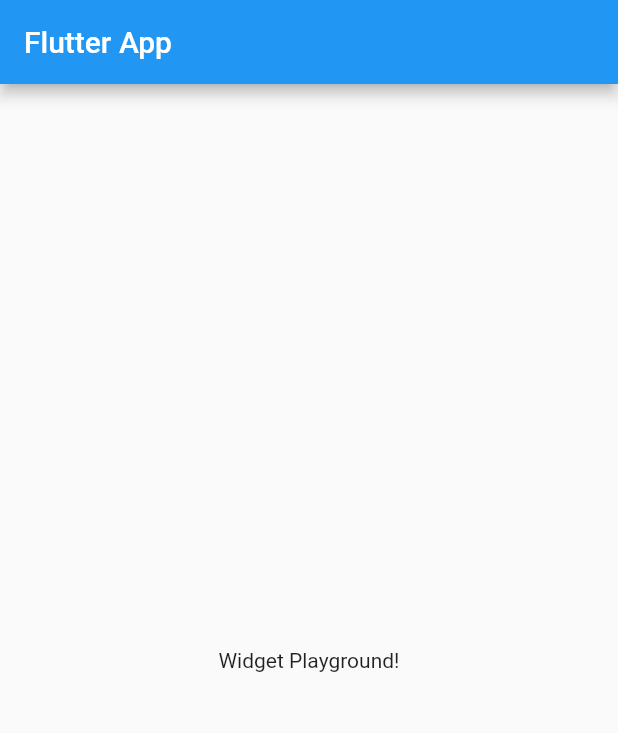
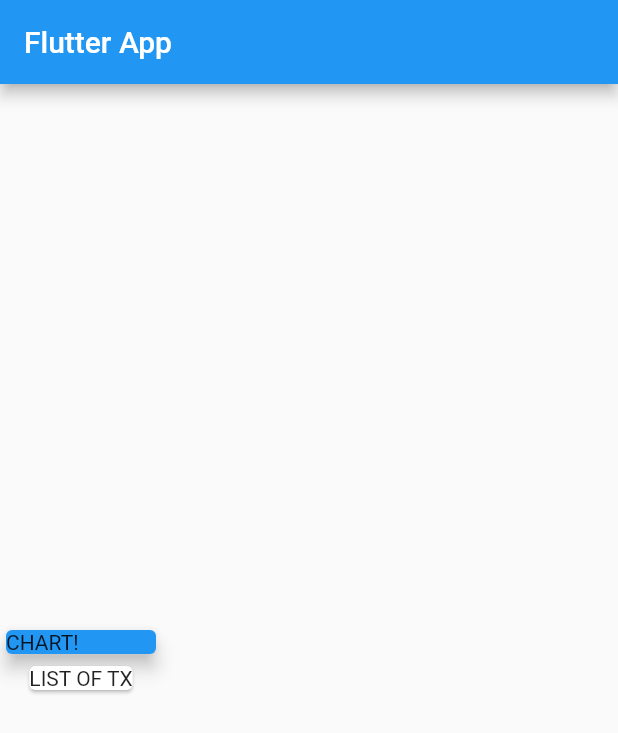
Before and after one commit to RogerParis/flutter_expense_manager, a Flutter app: the screen it shows after launch, on a phone screen of 412 x 824 dp. Shown: the top 733 px of the screen. Run offline on Flutter 3.47's test engine with Material 2 defaults, Android fonts, the phone set to English and light mode, and no system bars.

Commit message:
adds transaction

```diff
--- a/lib/main.dart
+++ b/lib/main.dart
@@ -1,3 +1,4 @@
+import 'package:expense_manager/transaction.dart';
 import 'package:flutter/material.dart';
 
 void main() => runApp(MyApp());
@@ -13,15 +14,33 @@ class MyApp extends StatelessWidget {
 }
 
 class MyHomePage extends StatelessWidget {
+  final List<Transaction> transactions = [
+    Transaction(
+        id: 't1', title: 'New Shoes', amount: 69.99, date: DateTime.now()),
+    Transaction(
+        id: 't2',
+        title: 'Weekly Groceries',
+        amount: 16.53,
+        date: DateTime.now())
+  ];
   @override
   Widget build(BuildContext context) {
     return Scaffold(
-      appBar: AppBar(
-        title: Text('Flutter App'),
-      ),
-      body: Center(
-        child: Text('Widget Playground!'),
-      ),
-    );
+        appBar: AppBar(
+          title: Text('Flutter App'),
+        ),
+        body: Column(
+          mainAxisAlignment: MainAxisAlignment.center,
+          children: <Widget>[
+            Card(
+              color: Colors.blue,
+              child: Container(width: 100, child: Text('CHART!')),
+              elevation: 5,
+            ),
+            Card(
+              child: Text('LIST OF TX'),
+            )
+          ],
+        ));
   }
 }
--- /dev/null
+++ b/lib/transaction.dart
@@ -0,0 +1,14 @@
+import 'package:flutter/foundation.dart';
+
+class Transaction {
+  final String id;
+  final String title;
+  final double amount;
+  final DateTime date;
+
+  Transaction(
+      {@required this.id,
+      @required this.title,
+      @required this.amount,
+      @required this.date});
+}
```
